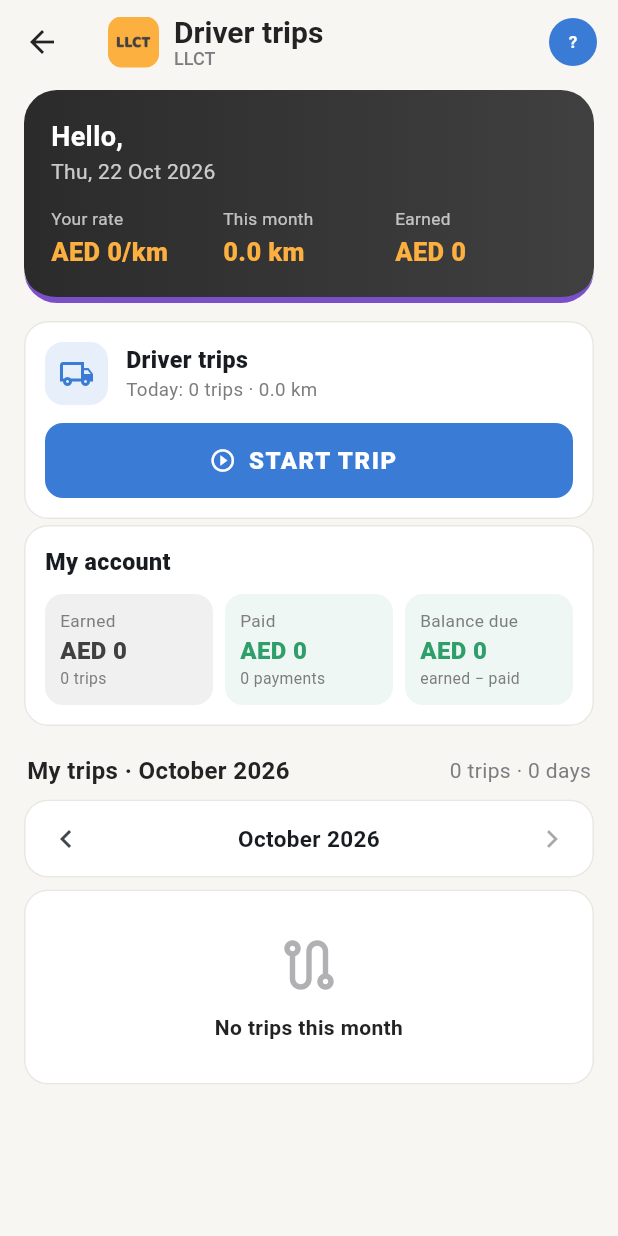
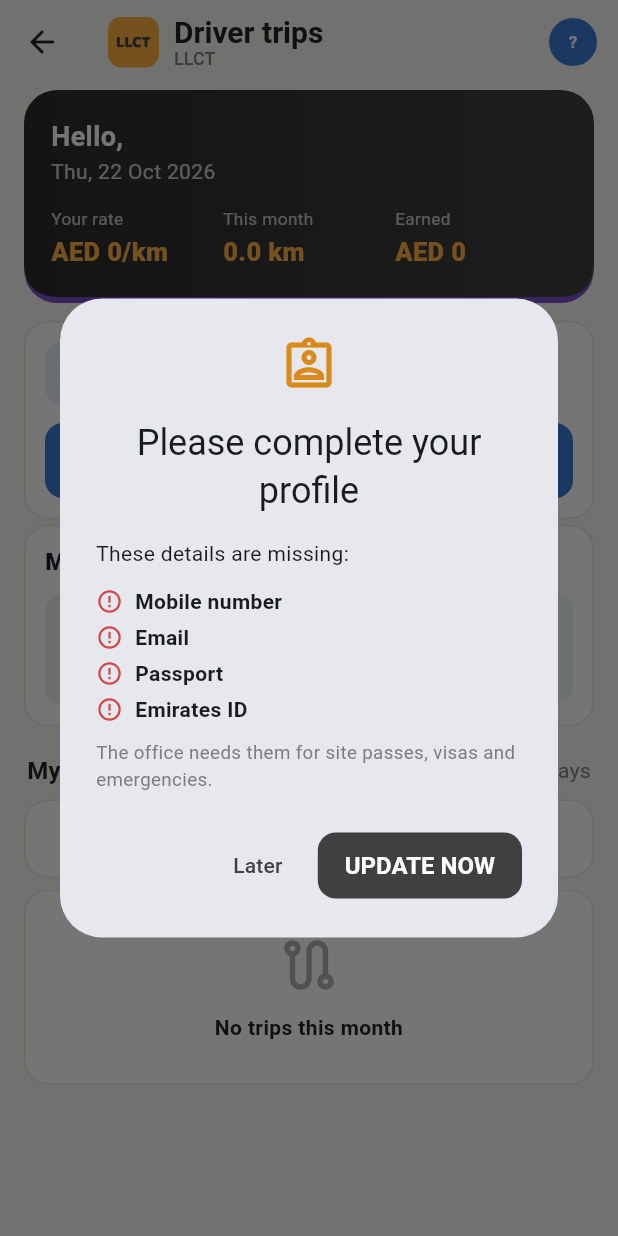
Before and after one commit to anwar3000/llct-att, a Flutter app: the DriverShell screen opened directly with empty values, on a phone screen of 412 x 824 dp. Run offline on Flutter 3.47's test engine with Material 3 defaults, Android fonts, the phone set to English and light mode, and no system bars; our stand-ins replace cloud_firestore, file_picker, firebase_auth, firebase_core, flutter_map, geolocator and 2 more; accounts and stored records are empty; generated files the repository leaves out were written again.

Commit message:
Profile completeness popup (mobile, email, passport, Emirates ID); staff edit own mobile & email; admin email field; v1.6.1
Co-Authored-By: Claude Opus 5.5 <noreply@anthropic.com>
Claude-Session: https://claude.ai/code/session_015qzTpt6uEuWmkNBnxjV4nm

```diff
--- a/lib/core/utils.dart
+++ b/lib/core/utils.dart
@@ -99,7 +99,7 @@ String initials(String name) {
 }
 
 /// Shown in the profile sheet so staff can confirm they have the latest app.
-const kAppVersion = '1.6.0';
+const kAppVersion = '1.6.1';
 
 void showSnack(BuildContext context, String msg, {bool error = false}) {
   ScaffoldMessenger.of(context)
--- a/lib/models/models.dart
+++ b/lib/models/models.dart
@@ -78,6 +78,8 @@ class AppUser {
   final String loginId;
   final String email;
   final String phone;
+  /// Contact email (the login email is internal, e.g. EMP001@staff…).
+  final String contactEmail;
   final String designation;
   final String role; // 'employee' | 'manager' | 'admin'
   final bool active;
@@ -102,6 +104,7 @@ class AppUser {
     required this.loginId,
     required this.email,
     this.phone = '',
+    this.contactEmail = '',
     this.designation = '',
     this.role = 'employee',
     this.active = true,
@@ -135,6 +138,7 @@ class AppUser {
       loginId: _str(m['loginId']),
       email: _str(m['email']),
       phone: _str(m['phone']),
+      contactEmail: _str(m['contactEmail']),
       designation: _str(m['designation']),
       role: _str(m['role'], 'employee'),
       active: m['active'] != false,
--- a/lib/screens/admin/employee_form.dart
+++ b/lib/screens/admin/employee_form.dart
@@ -21,6 +21,7 @@ class _EmployeeFormScreenState extends State<EmployeeFormScreen> {
   late final _login = TextEditingController(text: widget.existing?.loginId);
   final _pass = TextEditingController();
   late final _phone = TextEditingController(text: widget.existing?.phone);
+  late final _email = TextEditingController(text: widget.existing?.contactEmail);
   late final _designation = TextEditingController(text: widget.existing?.designation);
   late String _role = widget.existing?.role ?? 'employee';
   late Set<int> _weeklyOff = {...(widget.existing?.weeklyOffDays ?? const [7])};
@@ -36,7 +37,7 @@ class _EmployeeFormScreenState extends State<EmployeeFormScreen> {
 
   @override
   void dispose() {
-    for (final c in [_name, _login, _pass, _phone, _designation, _vehicle, _rate]) {
+    for (final c in [_name, _login, _pass, _phone, _email, _designation, _vehicle, _rate]) {
       c.dispose();
     }
     super.dispose();
@@ -51,6 +52,7 @@ class _EmployeeFormScreenState extends State<EmployeeFormScreen> {
         await Db.updateUser(widget.existing!.id, {
           'name': _name.text.trim(),
           'phone': _phone.text.trim(),
+          'contactEmail': _email.text.trim(),
           'designation': _designation.text.trim(),
           'role': _role,
           'weeklyOffDays': weekly,
@@ -71,6 +73,7 @@ class _EmployeeFormScreenState extends State<EmployeeFormScreen> {
           weeklyOffDays: weekly,
           monthlyOffQuota: _quota,
         );
+        if (_email.text.trim().isNotEmpty) await Db.updateUser(uid, {'contactEmail': _email.text.trim()});
         if (_role == 'employee' && _driver) {
           await Db.updateUser(uid, {
             'isDriver': true,
@@ -116,7 +119,16 @@ class _EmployeeFormScreenState extends State<EmployeeFormScreen> {
               controller: _phone,
               keyboardType: TextInputType.phone,
               decoration: const InputDecoration(
-                  labelText: 'Phone', prefixIcon: Icon(Icons.phone_outlined)),
+                  labelText: 'Mobile number', prefixIcon: Icon(Icons.phone_outlined)),
+            ),
+            const SizedBox(height: 12),
+            TextFormField(
+              controller: _email,
+              keyboardType: TextInputType.emailAddress,
+              decoration: const InputDecoration(labelText: 'Email', prefixIcon: Icon(Icons.mail_outline)),
+              validator: (v) => (v ?? '').trim().isEmpty || RegExp(r'^[^@\s]+@[^@\s]+\.[^@\s]+$').hasMatch(v!.trim())
+                  ? null
+                  : 'Enter a valid email',
             ),
             const SizedBox(height: 12),
             TextFormField(
--- a/lib/screens/driver/driver_shell.dart
+++ b/lib/screens/driver/driver_shell.dart
@@ -9,6 +9,7 @@ import '../../services/auth_service.dart';
 import '../../services/db.dart';
 import '../../services/trip_service.dart';
 import '../../widgets/common.dart';
+import '../../widgets/profile_prompt.dart';
 import '../../widgets/trip_card.dart';
 import '../employee/my_documents_screen.dart';
 
@@ -36,6 +37,10 @@ class _DriverShellState extends State<DriverShell> {
   @override
   void initState() {
     super.initState();
+    // Missing mobile / email / passport / Emirates ID? Ask once when the app opens.
+    WidgetsBinding.instance.addPostFrameCallback((_) {
+      if (mounted) ProfilePrompt.maybeAsk(context, widget.me);
+    });
     _subs.add(Db.sitesStream(activeOnly: true).listen((l) {
       if (mounted) setState(() => _sites = l);
     }, onError: (_) {}));
@@ -101,6 +106,16 @@ class _DriverShellState extends State<DriverShell> {
             if (me.vehicle.isNotEmpty) InfoRow(Icons.directions_car_outlined, 'Vehicle', me.vehicle),
             InfoRow(Icons.speed, 'Rate', _rate == null ? '…' : '${fmtMoney(_rate!)} per km'),
             const SizedBox(height: 14),
+            if (me.contactEmail.isNotEmpty) InfoRow(Icons.mail_outline, 'Email', me.contactEmail),
+            OutlinedButton.icon(
+              onPressed: () {
+                Navigator.pop(c);
+                ProfilePrompt.editContact(context, widget.me);
+              },
+              icon: const Icon(Icons.edit_outlined),
+              label: Text(me.phone.isEmpty || me.contactEmail.isEmpty ? 'Add mobile number & email' : 'Edit mobile number & email'),
+            ),
+            const SizedBox(height: 8),
             FilledButton.icon(
               style: FilledButton.styleFrom(backgroundColor: AppColors.accent, foregroundColor: AppColors.primaryDark),
               onPressed: () {
--- a/lib/services/db.dart
+++ b/lib/services/db.dart
@@ -767,6 +767,10 @@ class Db {
   static CollectionReference<Map<String, dynamic>> get idInfo => _fs.collection('idInfo');
   static CollectionReference<Map<String, dynamic>> get idFiles => _fs.collection('idFiles');
 
+  /// Employee updates their own mobile number / email (rules allow only these fields).
+  static Future<void> updateMyContact(String uid, {required String phone, required String email}) =>
+      users.doc(uid).update({'phone': phone, 'contactEmail': email, 'contactUpdatedAt': FieldValue.serverTimestamp()});
+
   static Stream<Map<String, dynamic>> myIdInfo(String uid) =>
       idInfo.doc(uid).snapshots().map((d) => d.data() ?? {});
 
--- /dev/null
+++ b/lib/widgets/profile_prompt.dart
@@ -0,0 +1,122 @@
+import 'package:flutter/material.dart';
+
+import '../core/theme.dart';
+import '../core/utils.dart';
+import '../models/models.dart';
+import '../screens/employee/my_documents_screen.dart';
+import '../services/db.dart';
+import 'trip_card.dart' show kDialogButton;
+
+/// Asked once each time the app opens: complete mobile number, email and ID documents if missing.
+class ProfilePrompt {
+  ProfilePrompt._();
+  static bool _askedThisLaunch = false;
+
+  /// What's missing from this person's profile (empty list = complete).
+  static Future<List<String>> missing(AppUser me) async {
+    final out = <String>[];
+    if (me.phone.trim().isEmpty) out.add('Mobile number');
+    if (me.contactEmail.trim().isEmpty) out.add('Email');
+    try {
+      final info = await Db.myIdInfo(me.id).first;
+      final files = await Db.myIdFiles(me.id).first;
+      bool has(String kind, String numField) =>
+          (info[numField] is String && (info[numField] as String).trim().isNotEmpty) || files.any((f) => f.kind == kind);
+      if (!has('passport', 'passportNo')) out.add('Passport');
+      if (!has('eid', 'eidNo')) out.add('Emirates ID');
+    } catch (_) {}
+    return out;
+  }
+
+  static Future<void> maybeAsk(BuildContext context, AppUser me) async {
+    if (_askedThisLaunch) return;
+    _askedThisLaunch = true;
+    final miss = await missing(me);
+    if (miss.isEmpty || !context.mounted) return;
+    final go = await showDialog<bool>(
+      context: context,
+      builder: (c) => AlertDialog(
+        icon: const Icon(Icons.assignment_ind_outlined, color: AppColors.accentDark, size: 40),
+        title: const Text('Please complete your profile'),
+        content: Column(mainAxisSize: MainAxisSize.min, crossAxisAlignment: CrossAxisAlignment.start, children: [
+          const Text('These details are missing:'),
+          const SizedBox(height: 8),
+          for (final m in miss)
+            Padding(
+              padding: const EdgeInsets.only(top: 4),
+              child: Row(children: [
+                const Icon(Icons.error_outline, color: AppColors.danger, size: 18),
+                const SizedBox(width: 8),
+                Text(m, style: const TextStyle(fontWeight: FontWeight.w700)),
+              ]),
+            ),
+          const SizedBox(height: 10),
+          const Text('The office needs them for site passes, visas and emergencies.',
+              style: TextStyle(color: AppColors.muted, fontSize: 12.5)),
+        ]),
+        actions: [
+          TextButton(onPressed: () => Navigator.pop(c, false), child: const Text('Later')),
+          FilledButton(style: kDialogButton, onPressed: () => Navigator.pop(c, true), child: const Text('UPDATE NOW')),
+        ],
+      ),
+    );
+    if (go != true || !context.mounted) return;
+    if (miss.contains('Mobile number') || miss.contains('Email')) {
+      await editContact(context, me);
+      if (!context.mounted) return;
+    }
+    if (miss.contains('Passport') || miss.contains('Emirates ID')) {
+      await Navigator.of(context).push(MaterialPageRoute(builder: (_) => MyDocumentsScreen(me: me)));
+    }
+  }
+
+  /// Mobile number & email — employees edit their own.
+  static Future<void> editContact(BuildContext context, AppUser me) async {
+    final phone = TextEditingController(text: me.phone);
+    final email = TextEditingController(text: me.contactEmail);
+    String? err;
+    final ok = await showDialog<bool>(
+      context: context,
+      builder: (c) => StatefulBuilder(
+        builder: (c, set) => AlertDialog(
+          title: const Text('Mobile number & email'),
+          content: Column(mainAxisSize: MainAxisSize.min, children: [
+            TextField(
+              controller: phone,
+              keyboardType: TextInputType.phone,
+              decoration: const InputDecoration(labelText: 'Mobile number', hintText: '+971 50 123 4567', prefixIcon: Icon(Icons.phone_outlined)),
+            ),
+            const SizedBox(height: 10),
+            TextField(
+              controller: email,
+              keyboardType: TextInputType.emailAddress,
+              decoration: InputDecoration(labelText: 'Email', prefixIcon: const Icon(Icons.mail_outline), errorText: err),
+            ),
+          ]),
+          actions: [
+            TextButton(onPressed: () => Navigator.pop(c, false), child: const Text('Cancel')),
+            FilledButton(
+              style: kDialogButton,
+              onPressed: () {
+                final e = email.text.trim();
+                if (e.isNotEmpty && !RegExp(r'^[^@\s]+@[^@\s]+\.[^@\s]+$').hasMatch(e)) {
+                  set(() => err = 'Enter a valid email');
+                  return;
+                }
+                Navigator.pop(c, true);
+              },
+              child: const Text('SAVE'),
+            ),
+          ],
+        ),
+      ),
+    );
+    if (ok != true) return;
+    try {
+      await Db.updateMyContact(me.id, phone: phone.text.trim(), email: email.text.trim());
+      if (context.mounted) showSnack(context, 'Saved');
+    } catch (e) {
+      if (context.mounted) showSnack(context, 'Could not save: $e', error: true);
+    }
+  }
+}
--- a/pubspec.yaml
+++ b/pubspec.yaml
@@ -1,7 +1,7 @@
 name: attendance_pro
 description: Field staff attendance with GPS check-in/out, site scheduling, site updates, petty cash and a live management dashboard.
 publish_to: 'none'
-version: 1.6.0+21
+version: 1.6.1+22
 
 environment:
   sdk: '>=3.6.0 <4.0.0'
```
Also changed, not shown: lib/screens/employee/employee_shell.dart (+15 -0 lines), 5 other files.
